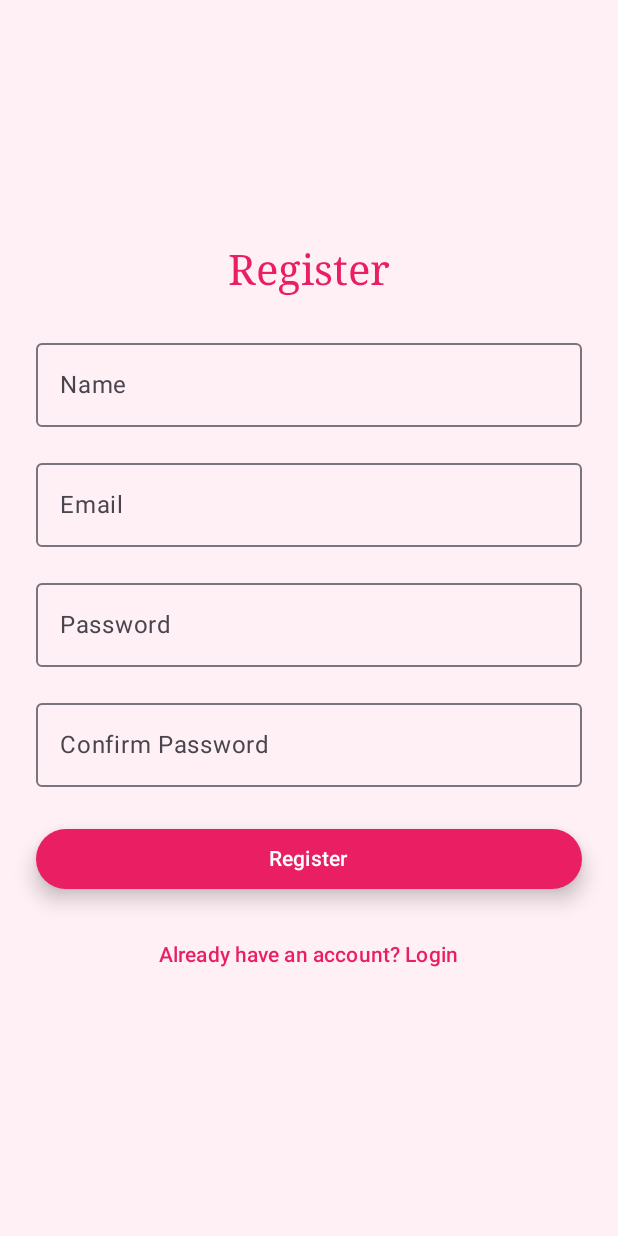
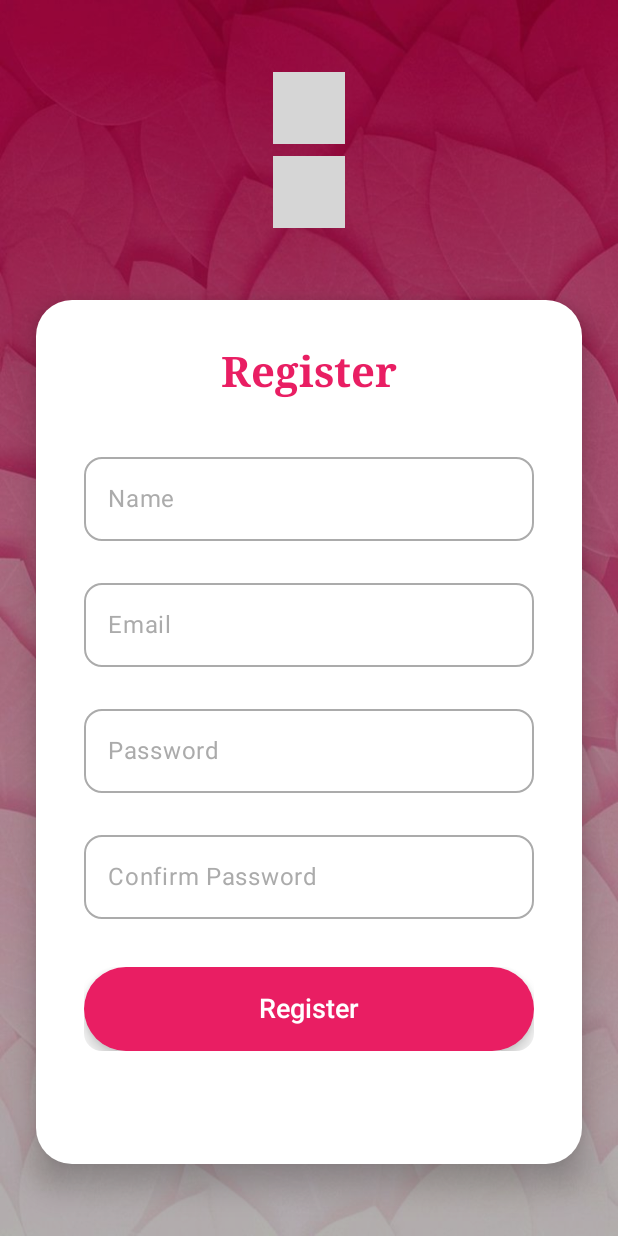
Before and after one commit to KinoleeGunasekara/Glamora2, an Android app built with Jetpack Compose: the RegisterScreen screen opened through its navigation route, after a tap on "Register", on a phone screen of 412 x 824 dp. Run offline under Robolectric (Android 15) with nearby library versions, the phone set to English and light mode, and no system bars; 2 statements that could not run were skipped; grey boxes are pictures that could not be loaded.

Commit message:
Update RegisterScreen.kt
I used validations for text fields and removed the codes related to them since we dont need them.And created a file for repeating OutlinedTextFileds ,then called the function for them in this screen to have a clean code.

```diff
--- a/app/src/main/java/com/example/glamora/ui/screen/RegisterScreen.kt
+++ b/app/src/main/java/com/example/glamora/ui/screen/RegisterScreen.kt
@@ -1,19 +1,27 @@
 package com.example.glamora.ui.screen
 
+import androidx.compose.foundation.Image
+import androidx.compose.foundation.background
+import androidx.compose.foundation.clickable
 import androidx.compose.foundation.layout.*
-import androidx.compose.foundation.text.KeyboardOptions
+import androidx.compose.foundation.shape.RoundedCornerShape
 import androidx.compose.material3.*
 import androidx.compose.runtime.*
 import androidx.compose.ui.Alignment
 import androidx.compose.ui.Modifier
+import androidx.compose.ui.draw.clip
+import androidx.compose.ui.graphics.Color
+import androidx.compose.ui.layout.ContentScale
+import androidx.compose.ui.res.painterResource
 import androidx.compose.ui.res.stringResource
-import androidx.compose.ui.text.input.KeyboardType
+import androidx.compose.ui.text.font.FontWeight
 import androidx.compose.ui.text.input.PasswordVisualTransformation
 import androidx.compose.ui.unit.dp
 import androidx.navigation.NavController
 import com.example.glamora.R
+import com.example.glamora.ui.component.GlamoraTextField
 import com.example.glamora.ui.navigation.Screen
-import com.example.glamora.ui.theme.GlamoraTheme
+import com.example.glamora.ui.theme.Typography
 
 @Composable
 fun RegisterScreen(navController: NavController) {
@@ -21,116 +29,138 @@ fun RegisterScreen(navController: NavController) {
     var email by remember { mutableStateOf("") }
     var password by remember { mutableStateOf("") }
     var confirmPassword by remember { mutableStateOf("") }
-    var showPasswordMismatch by remember { mutableStateOf(false) }
 
-    GlamoraTheme {
-        Surface(
-            modifier = Modifier.fillMaxSize(),
-            color = MaterialTheme.colorScheme.background
+    Box(
+        modifier = Modifier.fillMaxSize()
     ) {
+        Image(
+            painter = painterResource(id = R.drawable.background_img),
+            contentDescription = null,
+            contentScale = ContentScale.FillBounds,
+            modifier = Modifier.fillMaxSize()
+        )
+
+        Box(
+            modifier = Modifier
+                .fillMaxSize()
+                .background(Color.Black.copy(alpha = 0.3f))
+        )
+
         Column(
             modifier = Modifier
                 .fillMaxSize()
-                    .padding(24.dp),
+                .padding(horizontal = 24.dp, vertical = 48.dp),
             verticalArrangement = Arrangement.Center,
             horizontalAlignment = Alignment.CenterHorizontally
         ) {
-                // Register Heading
+            Column(
+                horizontalAlignment = Alignment.CenterHorizontally,
+                modifier = Modifier.padding(bottom = 48.dp)
+            ) {
+                Text(
+                    text = stringResource(R.string.hello),
+                    style = Typography.headlineMedium.copy(fontWeight = FontWeight.Bold),
+                    color = Color.White
+                )
+                Spacer(modifier = Modifier.height(8.dp))
+                Text(
+                    text = stringResource(R.string.welcome_message),
+                    style = Typography.bodyMedium.copy(fontWeight = FontWeight.Normal),
+                    color = Color.White.copy(alpha = 0.9f)
+                )
+            }
+
+            Card(
+                modifier = Modifier
+                    .fillMaxWidth()
+                    .wrapContentHeight(),
+                shape = RoundedCornerShape(24.dp),
+                elevation = CardDefaults.cardElevation(defaultElevation = 12.dp),
+                colors = CardDefaults.cardColors(containerColor = MaterialTheme.colorScheme.surface)
+            ) {
+                Column(
+                    modifier = Modifier.padding(32.dp),
+                    horizontalAlignment = Alignment.CenterHorizontally
+                ) {
                     Text(
                         text = stringResource(R.string.register),
-                    style = MaterialTheme.typography.headlineMedium,
+                        style = Typography.headlineMedium.copy(fontWeight = FontWeight.Bold),
                         color = MaterialTheme.colorScheme.primary,
-                    modifier = Modifier.padding(bottom = 24.dp)
+                        modifier = Modifier.padding(bottom = 32.dp)
                     )
 
-                // Name
-                OutlinedTextField(
+                    GlamoraTextField(
                         value = name,
                         onValueChange = { name = it },
-                    label = { Text(stringResource(R.string.name)) },
-                    modifier = Modifier.fillMaxWidth(),
-                    singleLine = true
+                        label = stringResource(R.string.name),
+                        modifier = Modifier.fillMaxWidth()
                     )
 
-                Spacer(modifier = Modifier.height(16.dp))
+                    Spacer(modifier = Modifier.height(20.dp))
 
-                // Email
-                OutlinedTextField(
+                    GlamoraTextField(
                         value = email,
                         onValueChange = { email = it },
-                    label = { Text(stringResource(R.string.email)) },
-                    modifier = Modifier.fillMaxWidth(),
-                    keyboardOptions = KeyboardOptions(keyboardType = KeyboardType.Email),
-                    singleLine = true
+                        label = stringResource(R.string.email),
+                        modifier = Modifier.fillMaxWidth()
                     )
 
-                Spacer(modifier = Modifier.height(16.dp))
+                    Spacer(modifier = Modifier.height(20.dp))
 
-                // Password
-                OutlinedTextField(
+                    GlamoraTextField(
                         value = password,
                         onValueChange = { password = it },
-                    label = { Text(stringResource(R.string.password)) },
+                        label = stringResource(R.string.password),
                         visualTransformation = PasswordVisualTransformation(),
-                    keyboardOptions = KeyboardOptions(keyboardType = KeyboardType.Password),
-                    modifier = Modifier.fillMaxWidth(),
-                    singleLine = true
+                        modifier = Modifier.fillMaxWidth()
                     )
 
-                Spacer(modifier = Modifier.height(16.dp))
+                    Spacer(modifier = Modifier.height(20.dp))
 
-                // Confirm Password
-                OutlinedTextField(
+                    GlamoraTextField(
                         value = confirmPassword,
                         onValueChange = { confirmPassword = it },
-                    label = { Text(stringResource(R.string.confirm_password)) },
+                        label = stringResource(R.string.confirm_password),
                         visualTransformation = PasswordVisualTransformation(),
-                    keyboardOptions = KeyboardOptions(keyboardType = KeyboardType.Password),
-                    modifier = Modifier.fillMaxWidth(),
-                    singleLine = true
+                        modifier = Modifier.fillMaxWidth()
                     )
 
-                // Show error if passwords don't match
-                if (showPasswordMismatch) {
-                    Spacer(modifier = Modifier.height(8.dp))
+                    Spacer(modifier = Modifier.height(32.dp))
+
+                    Button(
+                        onClick = {
+                            navController.navigate(Screen.Home.route) {
+                                popUpTo(navController.graph.startDestinationId) {
+                                    inclusive = true
+                                }
+                            }
+                        },
+                        modifier = Modifier
+                            .fillMaxWidth()
+                            .height(56.dp)
+                            .clip(RoundedCornerShape(12.dp)),
+                        colors = ButtonDefaults.buttonColors(containerColor = MaterialTheme.colorScheme.primary),
+                        contentPadding = PaddingValues(16.dp),
+                        elevation = ButtonDefaults.buttonElevation(defaultElevation = 6.dp)
+                    ) {
                         Text(
-                        text = "Passwords do not match.",
-                        color = MaterialTheme.colorScheme.error,
-                        style = MaterialTheme.typography.bodySmall
+                            text = stringResource(R.string.register),
+                            style = Typography.titleMedium.copy(fontWeight = FontWeight.SemiBold),
+                            color = MaterialTheme.colorScheme.onPrimary
                         )
                     }
 
                     Spacer(modifier = Modifier.height(24.dp))
 
-                // Register Button
-                Button(
-                    onClick = {
-                        if (password == confirmPassword) {
-                            showPasswordMismatch = false
-                            navController.navigate(Screen.Home.route) {
-                                popUpTo(Screen.Register.route) { inclusive = true }
-                            }
-                        } else {
-                            showPasswordMismatch = true
-                        }
-                    },
-                    modifier = Modifier.fillMaxWidth(),
-                    elevation = ButtonDefaults.buttonElevation(8.dp)
-                ) {
-                    Text(text = stringResource(R.string.register))
-                }
-
-                Spacer(modifier = Modifier.height(16.dp))
-
-                // Navigate to Login
-                TextButton(
-                    onClick = {
+                    Text(
+                        text = stringResource(R.string.already_have_account),
+                        style = Typography.bodyMedium.copy(fontWeight = FontWeight.Medium),
+                        color = MaterialTheme.colorScheme.primary,
+                        modifier = Modifier
+                            .clickable {
                                 navController.navigate(Screen.Login.route)
                             }
-                ) {
-                    Text(
-                        text = stringResource(R.string.already_have_account),
-                        color = MaterialTheme.colorScheme.primary
+                            .padding(vertical = 12.dp)
                     )
                 }
             }
```
Lines whose indentation alone changed are shown as unchanged.
